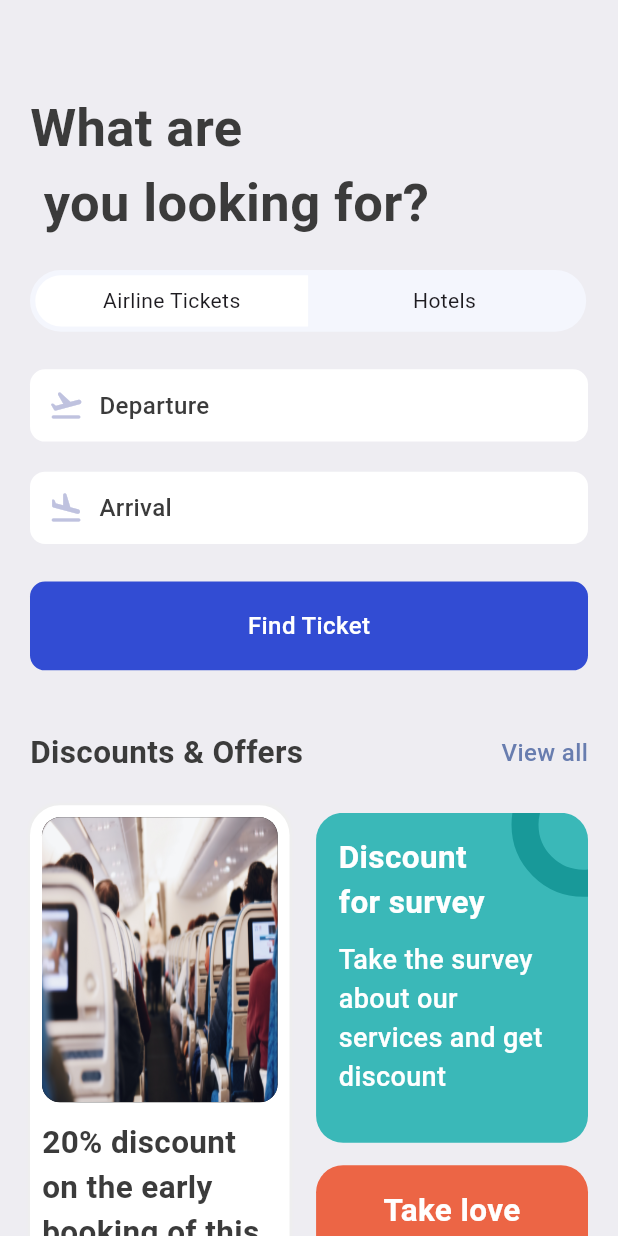
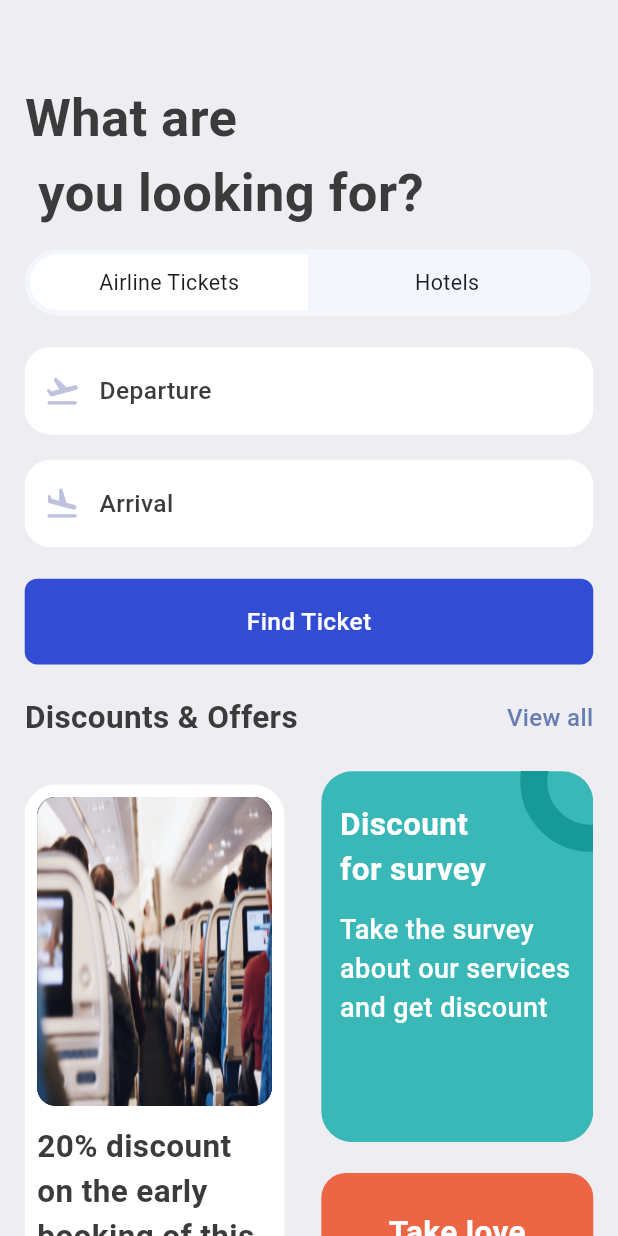
Before and after one commit to flutter-preview/MrCalifer-BookTicket_Flutter, a Flutter app: the SearchScreen screen opened directly, on a phone screen of 412 x 824 dp. Run offline on Flutter 3.47's test engine with Material 2 defaults, Android fonts, the phone set to English and light mode, and no system bars; our stand-ins replace fluentui_icons, gap, get.

Commit message:
Working on different size UI rendering

```diff
--- a/lib/Home/screen/home_screen.dart
+++ b/lib/Home/screen/home_screen.dart
@@ -3,7 +3,6 @@ import 'package:booktickets/Home/views/hotel_view/hotel_view.dart';
 import 'package:booktickets/Home/views/search_view/search_view.dart';
 import 'package:booktickets/Home/views/ticket_view/ticket_view.dart';
 import 'package:booktickets/Utils/app_info_list.dart';
-import 'package:booktickets/Utils/app_layout.dart';
 import 'package:booktickets/Utils/app_styles.dart';
 import 'package:booktickets/Utils/size_config.dart';
 import 'package:booktickets/widgets/view_all.dart';
--- a/lib/Search/screen/search_screen.dart
+++ b/lib/Search/screen/search_screen.dart
@@ -3,6 +3,7 @@ import 'package:booktickets/Search/views/header_view.dart';
 import 'package:booktickets/Search/views/search_form_view.dart';
 import 'package:booktickets/Utils/app_layout.dart';
 import 'package:booktickets/Utils/app_styles.dart';
+import 'package:booktickets/Utils/size_config.dart';
 import 'package:flutter/material.dart';
 import 'package:gap/gap.dart';
 
@@ -15,14 +16,14 @@ class SearchScreen extends StatelessWidget {
       backgroundColor: Styles.backgroundColor,
       body: ListView(
         padding: EdgeInsets.symmetric(
-            horizontal: AppLayout.getWidth(20),
-            vertical: AppLayout.getHeight(20)),
+            horizontal: SizeConfig.safeBlockHorizontal! * 4,
+            vertical: SizeConfig.safeBlockVertical! * 4),
         children: [
-          Gap(AppLayout.getHeight(40)),
+          Gap(SizeConfig.safeBlockHorizontal! * 5),
           const HeaderView(),
-          Gap(AppLayout.getHeight(20)),
+          Gap(SizeConfig.safeBlockHorizontal! * 3),
           const SearchFormView(),
-          Gap(AppLayout.getHeight(40)),
+          Gap(SizeConfig.safeBlockHorizontal! * 5),
           const DiscountOffersViews(),
         ],
       ),
--- a/lib/Search/views/discount_offers_view.dart
+++ b/lib/Search/views/discount_offers_view.dart
@@ -1,5 +1,6 @@
 import 'package:booktickets/Utils/app_layout.dart';
 import 'package:booktickets/Utils/app_styles.dart';
+import 'package:booktickets/Utils/size_config.dart';
 import 'package:booktickets/widgets/view_all.dart';
 import 'package:flutter/material.dart';
 import 'package:gap/gap.dart';
@@ -11,12 +12,12 @@ class DiscountOffersViews extends StatelessWidget {
   Widget build(BuildContext context) {
     final size = AppLayout.getSize(context);
     return SizedBox(
-      width: size.width * 0.90,
+      width: SizeConfig.safeBlockHorizontal! * 90,
       child: Column(
         children: [
           const ViewAllSection(
               bigText: "Discounts & Offers", smallText: "View all"),
-          Gap(AppLayout.getHeight(20)),
+          Gap(SizeConfig.safeBlockHorizontal! * 5),
           Row(
             mainAxisAlignment: MainAxisAlignment.spaceBetween,
             children: [
@@ -24,11 +25,10 @@ class DiscountOffersViews extends StatelessWidget {
                * 1st Discount Card
                */
               Container(
-                width: size.width * 0.42,
-                height: AppLayout.getHeight(415),
+                width: SizeConfig.safeBlockHorizontal! * 42,
                 padding: EdgeInsets.symmetric(
-                    horizontal: AppLayout.getHeight(8),
-                    vertical: AppLayout.getHeight(8)),
+                    horizontal: SizeConfig.blockSizeHorizontal! * 2,
+                    vertical: SizeConfig.blockSizeHorizontal! * 2),
                 decoration: BoxDecoration(
                     color: Colors.white,
                     boxShadow: [
@@ -38,20 +38,20 @@ class DiscountOffersViews extends StatelessWidget {
                           spreadRadius: 1)
                     ],
                     borderRadius:
-                        BorderRadius.circular(AppLayout.getHeight(20))),
+                        BorderRadius.circular(SizeConfig.blockSizeHorizontal! * 5)),
                 child: Column(
                   children: [
                     Container(
-                      height: AppLayout.getHeight(190),
+                      height: SizeConfig.blockSizeHorizontal! * 50,
                       decoration: BoxDecoration(
                           color: Colors.black,
                           borderRadius:
-                              BorderRadius.circular(AppLayout.getHeight(12)),
+                              BorderRadius.circular(SizeConfig.blockSizeHorizontal! * 3),
                           image: const DecorationImage(
                               fit: BoxFit.fill,
                               image: AssetImage("assest/images/sit.jpg"))),
                     ),
-                    Gap(AppLayout.getHeight(12)),
+                    Gap(SizeConfig.blockSizeHorizontal! * 3),
                     Text(
                       "20% discount on the early booking of this flight. Don't miss out this chance.",
                       style: Styles.headLineStyle2,
@@ -68,15 +68,15 @@ class DiscountOffersViews extends StatelessWidget {
                   Stack(
                     children: [
                       Container(
-                        width: size.width * 0.44,
-                        height: AppLayout.getHeight(220),
+                        width: SizeConfig.blockSizeHorizontal! * 44,
+                        height: SizeConfig.blockSizeVertical! * 30,
                         decoration: BoxDecoration(
                             color: const Color(0xFF3AB8B8),
                             borderRadius:
-                                BorderRadius.circular(AppLayout.getHeight(18))),
+                                BorderRadius.circular(SizeConfig.blockSizeHorizontal! * 5)),
                         padding: EdgeInsets.symmetric(
-                            vertical: AppLayout.getHeight(15),
-                            horizontal: AppLayout.getHeight(15)),
+                            vertical: SizeConfig.blockSizeHorizontal! * 5,
+                            horizontal: SizeConfig.blockSizeHorizontal! * 3),
                         child: Column(
                           crossAxisAlignment: CrossAxisAlignment.start,
                           children: [
@@ -86,7 +86,7 @@ class DiscountOffersViews extends StatelessWidget {
                                   fontWeight: FontWeight.bold,
                                   color: Colors.white),
                             ),
-                            Gap(AppLayout.getHeight(10)),
+                            Gap(SizeConfig.blockSizeHorizontal! * 3),
                             Text(
                               "Take the survey about our services and get discount",
                               style: Styles.headLineStyle2.copyWith(
@@ -101,7 +101,7 @@ class DiscountOffersViews extends StatelessWidget {
                           right: -45,
                           top: -40,
                           child: Container(
-                            padding: EdgeInsets.all(AppLayout.getHeight(30)),
+                            padding: EdgeInsets.all(SizeConfig.blockSizeHorizontal! * 7),
                             decoration: BoxDecoration(
                                 shape: BoxShape.circle,
                                 border: Border.all(
@@ -110,20 +110,20 @@ class DiscountOffersViews extends StatelessWidget {
                           ))
                     ],
                   ),
-                  Gap(AppLayout.getHeight(15)),
+                  Gap(SizeConfig.blockSizeHorizontal! * 5),
                   /**
                    * 3rd Discount Card
                    */
                   Container(
-                    width: size.width * 0.44,
-                    height: AppLayout.getHeight(170),
+                    width: SizeConfig.blockSizeHorizontal! * 44,
+                    height: SizeConfig.blockSizeHorizontal! * 40,
                     padding: EdgeInsets.symmetric(
-                        vertical: AppLayout.getHeight(15),
-                        horizontal: AppLayout.getHeight(15)),
+                        vertical: SizeConfig.blockSizeVertical! * 3,
+                        horizontal: SizeConfig.blockSizeHorizontal! * 3),
                     decoration: BoxDecoration(
                         color: const Color(0xFFEC6545),
                         borderRadius:
-                            BorderRadius.circular(AppLayout.getHeight(18))),
+                            BorderRadius.circular(SizeConfig.blockSizeHorizontal! * 4)),
                     child: Column(
                       children: [
                         Text(
@@ -132,7 +132,7 @@ class DiscountOffersViews extends StatelessWidget {
                               color: Colors.white, fontWeight: FontWeight.bold),
                           textAlign: TextAlign.center,
                         ),
-                        Gap(AppLayout.getHeight(5)),
+                        Gap(SizeConfig.blockSizeHorizontal! * 3),
                         RichText(
                             text: const TextSpan(children: [
                           TextSpan(text: '😍', style: TextStyle(fontSize: 30)),
--- a/lib/Search/views/search_form_view.dart
+++ b/lib/Search/views/search_form_view.dart
@@ -1,5 +1,5 @@
-import 'package:booktickets/Utils/app_layout.dart';
 import 'package:booktickets/Utils/app_styles.dart';
+import 'package:booktickets/Utils/size_config.dart';
 import 'package:booktickets/widgets/icon_text_from.dart';
 import 'package:booktickets/widgets/ticket_tabs.dart';
 import 'package:flutter/material.dart';
@@ -10,7 +10,6 @@ class SearchFormView extends StatelessWidget {
 
   @override
   Widget build(BuildContext context) {
-    final size = AppLayout.getSize(context);
     return FittedBox(
       child: Column(
         crossAxisAlignment: CrossAxisAlignment.start,
@@ -22,7 +21,7 @@ class SearchFormView extends StatelessWidget {
             firstTab: "Airline Tickets",
             secondTab: "Hotels",
           ),
-          Gap(AppLayout.getHeight(25)),
+          Gap(SizeConfig.blockSizeHorizontal! * 5),
 
           /**
            * Departure Field.
@@ -31,7 +30,7 @@ class SearchFormView extends StatelessWidget {
             icon: Icons.flight_takeoff_rounded,
             text: "Departure",
           ),
-          Gap(AppLayout.getHeight(20)),
+          Gap(SizeConfig.blockSizeHorizontal! * 4),
           /**
            * Arrival Field.
            */
@@ -39,18 +38,18 @@ class SearchFormView extends StatelessWidget {
             icon: Icons.flight_land_rounded,
             text: "Arrival",
           ),
-          Gap(AppLayout.getHeight(25)),
+          Gap(SizeConfig.blockSizeHorizontal! * 5),
 
           /**
            * Find Ticket Button
            */
           Container(
             padding: EdgeInsets.symmetric(
-                vertical: AppLayout.getHeight(18),
-                horizontal: AppLayout.getWidth(18)),
-            width: size.width * 0.90,
+                vertical: SizeConfig.blockSizeVertical! * 2,
+                horizontal: SizeConfig.blockSizeHorizontal! * 4),
+            width: SizeConfig.blockSizeHorizontal! * 90,
             decoration: BoxDecoration(
-                borderRadius: BorderRadius.circular(AppLayout.getWidth(10)),
+                borderRadius: BorderRadius.circular(SizeConfig.blockSizeHorizontal! * 2),
                 color: const Color(0xD91130CE)),
             child: Center(
               child: Text(
--- a/lib/Utils/app_styles.dart
+++ b/lib/Utils/app_styles.dart
@@ -1,3 +1,4 @@
+import 'package:booktickets/Utils/size_config.dart';
 import 'package:flutter/material.dart';
 
 Color primary = const Color(0xFF687daf);
--- a/lib/widgets/icon_text_from.dart
+++ b/lib/widgets/icon_text_from.dart
@@ -1,5 +1,6 @@
 import 'package:booktickets/Utils/app_layout.dart';
 import 'package:booktickets/Utils/app_styles.dart';
+import 'package:booktickets/Utils/size_config.dart';
 import 'package:flutter/material.dart';
 import 'package:gap/gap.dart';
 
@@ -14,15 +15,15 @@ class IconTextForm extends StatelessWidget {
     final size = AppLayout.getSize(context);
     return Container(
       padding: EdgeInsets.symmetric(
-          vertical: AppLayout.getHeight(12),
-          horizontal: AppLayout.getWidth(12)),
+          vertical:SizeConfig.safeBlockVertical! * 2,
+          horizontal: SizeConfig.safeBlockHorizontal! * 3),
       width: size.width * 0.90,
       decoration: BoxDecoration(
-          borderRadius: BorderRadius.circular(AppLayout.getWidth(10)),
+          borderRadius: BorderRadius.circular(SizeConfig.safeBlockHorizontal! * 4),
           color: Colors.white),
       child: Row(children: [
         Icon(icon, color: const Color(0xFFBFC2DF)),
-        Gap(AppLayout.getWidth(10)),
+        Gap(SizeConfig.safeBlockHorizontal! * 3),
         Text(
           text,
           style: Styles.textStyle,
--- a/lib/widgets/ticket_tabs.dart
+++ b/lib/widgets/ticket_tabs.dart
@@ -1,4 +1,4 @@
-import 'package:booktickets/Utils/app_layout.dart';
+import 'package:booktickets/Utils/size_config.dart';
 import 'package:flutter/material.dart';
 
 class TicketTabs extends StatelessWidget {
@@ -8,22 +8,21 @@ class TicketTabs extends StatelessWidget {
 
   @override
   Widget build(BuildContext context) {
-    final size = AppLayout.getSize(context);
     return Container(
       padding: const EdgeInsets.all(3.5),
       decoration: BoxDecoration(
-          borderRadius: BorderRadius.circular(AppLayout.getWidth(50)),
+          borderRadius: BorderRadius.circular(SizeConfig.safeBlockHorizontal! * 10),
           color: const Color(0xFFF4F6FD)),
       child: Row(children: [
         /**
         * Airline Ticket
         */
         Container(
-          width: size.width * 0.44,
-          padding: EdgeInsets.symmetric(vertical: AppLayout.getHeight(7)),
+          width: SizeConfig.safeBlockHorizontal! * 44,
+          padding: EdgeInsets.symmetric(vertical: SizeConfig.safeBlockHorizontal! * 2),
           decoration: BoxDecoration(
               borderRadius: BorderRadius.horizontal(
-                  left: Radius.circular(AppLayout.getHeight(50))),
+                  left: Radius.circular(SizeConfig.safeBlockHorizontal! * 10)),
               color: Colors.white),
           child: Center(child: Text(firstTab)),
         ),
@@ -32,11 +31,11 @@ class TicketTabs extends StatelessWidget {
         * Hotels
         */
         Container(
-          width: size.width * 0.44,
-          padding: EdgeInsets.symmetric(vertical: AppLayout.getHeight(7)),
+          width: SizeConfig.safeBlockHorizontal! * 44,
+          padding: EdgeInsets.symmetric(vertical: SizeConfig.safeBlockHorizontal! * 2),
           decoration: BoxDecoration(
               borderRadius: BorderRadius.horizontal(
-                  right: Radius.circular(AppLayout.getHeight(50))),
+                  right: Radius.circular(SizeConfig.safeBlockHorizontal! * 10)),
               color: Colors.transparent),
           child:Center(child: Text(secondTab)),
         ),
```
Also changed, not shown: lib/Home/views/header_view/header_view.dart (+4 -3 lines), lib/Home/views/hotel_view/hotel_view.dart (+14 -14 lines), lib/Home/views/search_view/search_view.dart (+4 -4 lines), lib/Ticket/ticket_screen.dart (+11 -11 lines).
